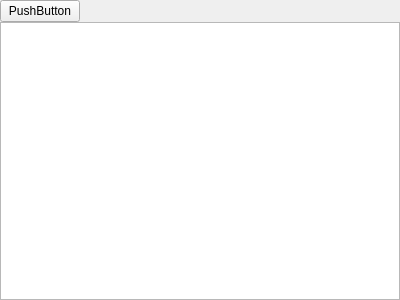
The window that tableshow.ui (xhy2539/DBMS-Qt) describes before a commit, drawn with Qt 5.
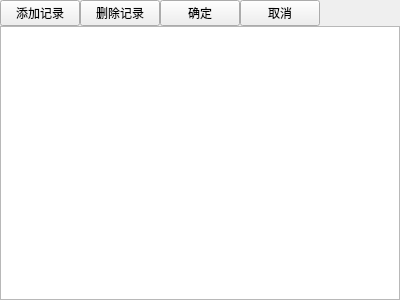
The same window after the commit.

```diff
--- a/tableshow.ui
+++ b/tableshow.ui
@@ -37,12 +37,33 @@
      <item>
       <widget class="QPushButton" name="pushButton_9">
        <property name="text">
-        <string>PushButton</string>
+        <string>添加记录</string>
        </property>
       </widget>
      </item>
      <item>
-      <spacer name="horizontalSpacer_3">
+      <widget class="QPushButton" name="deleteRecord">
+       <property name="text">
+        <string>删除记录</string>
+       </property>
+      </widget>
+     </item>
+     <item>
+      <widget class="QPushButton" name="comfirm">
+       <property name="text">
+        <string>确定</string>
+       </property>
+      </widget>
+     </item>
+     <item>
+      <widget class="QPushButton" name="cancle">
+       <property name="text">
+        <string>取消</string>
+       </property>
+      </widget>
+     </item>
+     <item>
+      <spacer name="horizontalSpacer">
        <property name="orientation">
         <enum>Qt::Orientation::Horizontal</enum>
        </property>
```
Left out of the diff: 4 changed lines with no effect on the pictures.
